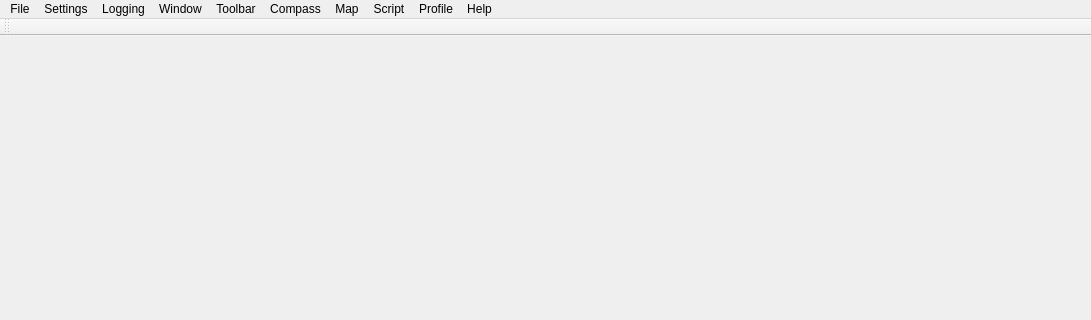
matoom/frostbite, file gui/mainwindow.ui: the form before one commit; both pictures show x 0 to 1091 and y 0 to 320 of the 1091 by 554 pixel window.
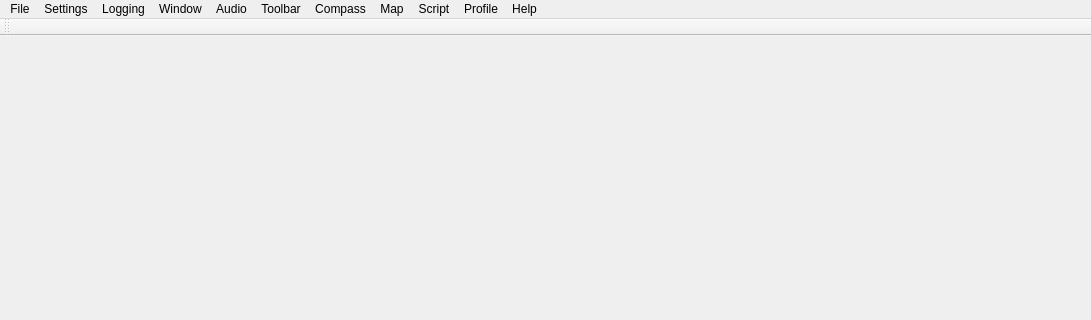
The form after the commit. Icons and pictures are not drawn.

The edit to the form file:
```diff
--- a/gui/mainwindow.ui
+++ b/gui/mainwindow.ui
@@ -277,10 +277,17 @@
     <addaction name="separator"/>
     <addaction name="actionCompassResetPosition"/>
    </widget>
+   <widget class="QMenu" name="menuAudio">
+    <property name="title">
+     <string>Audio</string>
+    </property>
+    <addaction name="actionVolume"/>
+   </widget>
    <addaction name="menuFile"/>
    <addaction name="menuConfiguration"/>
    <addaction name="menuLogging"/>
    <addaction name="menuWindow"/>
+   <addaction name="menuAudio"/>
    <addaction name="menuToolbar"/>
    <addaction name="menuCompass"/>
    <addaction name="menuMap"/>
```
Left out of the diff: 5 changed lines with no effect on the pictures.
